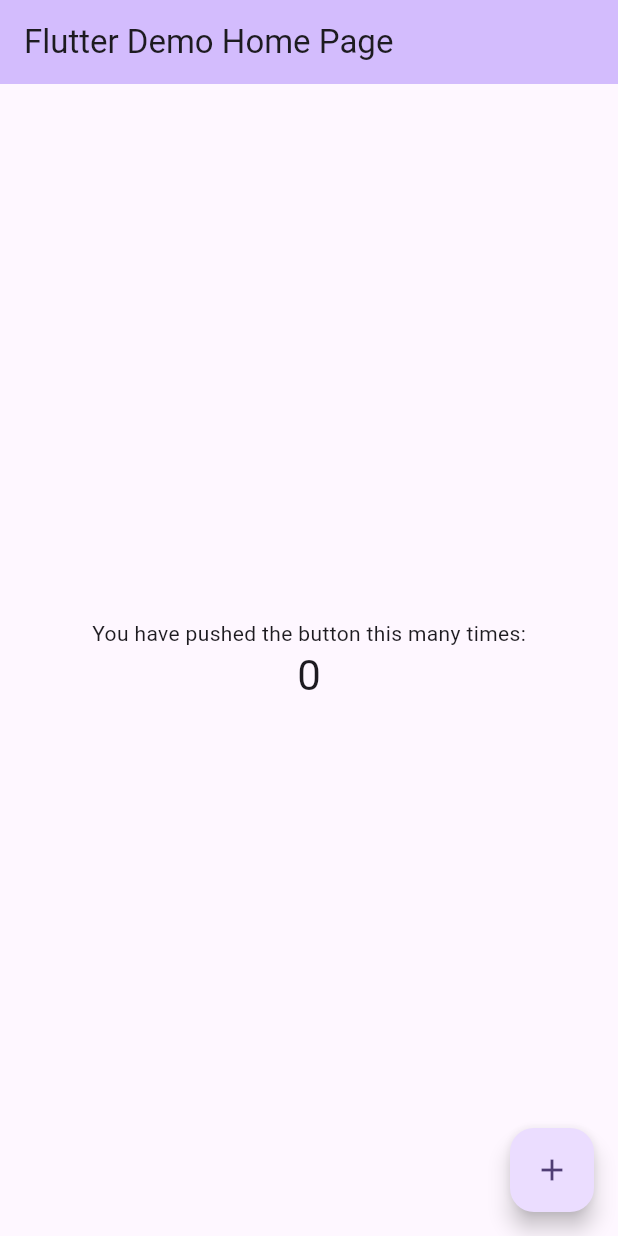
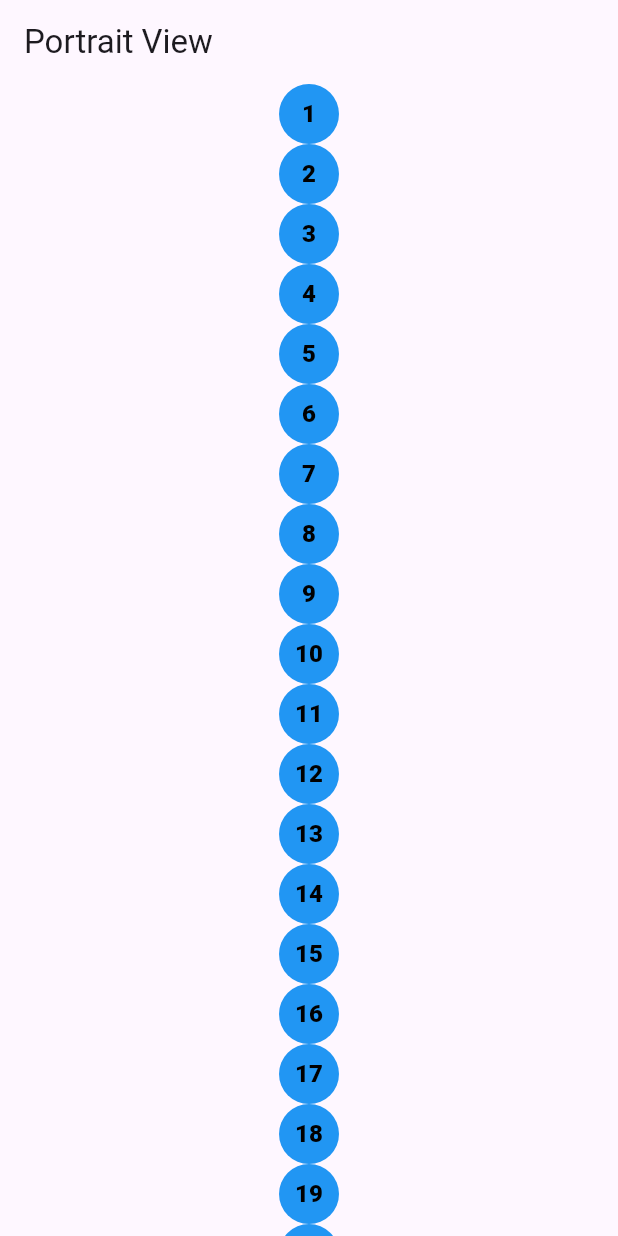
Before and after one commit to samaha-rizvi-4578/SoftwareForMobileDeviceSpring25, a Flutter app: the screen it shows after launch, on a phone screen of 412 x 824 dp. Run offline on Flutter 3.47's test engine with Material 3 defaults, Android fonts, the light colour scheme and no system bars.

Commit message:
implement responsive design with separate landscape and portrait views

```diff
--- a/Lab3/responsivenessTask/responsive_design/lib/main.dart
+++ b/Lab3/responsivenessTask/responsive_design/lib/main.dart
@@ -7,119 +7,100 @@
 class MyApp extends StatelessWidget {
   const MyApp({super.key});
 
-  // This widget is the root of your application.
   @override
   Widget build(BuildContext context) {
     return MaterialApp(
       title: 'Flutter Demo',
       theme: ThemeData(
-        // This is the theme of your application.
-        //
-        // TRY THIS: Try running your application with "flutter run". You'll see
-        // the application has a purple toolbar. Then, without quitting the app,
-        // try changing the seedColor in the colorScheme below to Colors.green
-        // and then invoke "hot reload" (save your changes or press the "hot
-        // reload" button in a Flutter-supported IDE, or press "r" if you used
-        // the command line to start the app).
-        //
-        // Notice that the counter didn't reset back to zero; the application
-        // state is not lost during the reload. To reset the state, use hot
-        // restart instead.
-        //
-        // This works for code too, not just values: Most code changes can be
-        // tested with just a hot reload.
         colorScheme: ColorScheme.fromSeed(seedColor: Colors.deepPurple),
         useMaterial3: true,
       ),
-      home: const MyHomePage(title: 'Flutter Demo Home Page'),
+      home: const ResponsiveViewPage(),
     );
   }
 }
 
-class MyHomePage extends StatefulWidget {
-  const MyHomePage({super.key, required this.title});
-
-  // This widget is the home page of your application. It is stateful, meaning
-  // that it has a State object (defined below) that contains fields that affect
-  // how it looks.
-
-  // This class is the configuration for the state. It holds the values (in this
-  // case the title) provided by the parent (in this case the App widget) and
-  // used by the build method of the State. Fields in a Widget subclass are
-  // always marked "final".
-
-  final String title;
-
-  @override
-  State<MyHomePage> createState() => _MyHomePageState();
-}
-
-class _MyHomePageState extends State<MyHomePage> {
-  int _counter = 0;
-
-  void _incrementCounter() {
-    setState(() {
-      // This call to setState tells the Flutter framework that something has
-      // changed in this State, which causes it to rerun the build method below
-      // so that the display can reflect the updated values. If we changed
-      // _counter without calling setState(), then the build method would not be
-      // called again, and so nothing would appear to happen.
-      _counter++;
-    });
-  }
+class ResponsiveViewPage extends StatelessWidget {
+  const ResponsiveViewPage({super.key});
 
   @override
   Widget build(BuildContext context) {
-    // This method is rerun every time setState is called, for instance as done
-    // by the _incrementCounter method above.
-    //
-    // The Flutter framework has been optimized to make rerunning build methods
-    // fast, so that you can just rebuild anything that needs updating rather
-    // than having to individually change instances of widgets.
+    double screenWidth = MediaQuery.of(context).size.width;
+    double screenHeight = MediaQuery.of(context).size.height;
+    return screenWidth > screenHeight ? LandscapeWidget() : PortraitWidget();
+  }
+}
+
+class NumberItem extends StatelessWidget {
+  final int number;
+  const NumberItem({required this.number, super.key});
+
+  @override
+  Widget build(BuildContext context) {
+    return CircleAvatar(
+      backgroundColor: Colors.blue,
+      child: Text(
+        number.toString(),
+        style: const TextStyle(color: Colors.black, fontWeight: FontWeight.w900),
+      ),
+    );
+  }
+}
+
+class LandscapeWidget extends StatelessWidget {
+  LandscapeWidget({super.key});
+
+  final List<int> list1 = [1, 2, 3, 4, 5, 6, 7, 8, 9, 10];
+  final List<int> list2 = [11, 12, 13, 14, 15, 16, 17, 18, 19, 20];
+
+  @override
+  Widget build(BuildContext context) {
     return Scaffold(
-      appBar: AppBar(
-        // TRY THIS: Try changing the color here to a specific color (to
-        // Colors.amber, perhaps?) and trigger a hot reload to see the AppBar
-        // change color while the other colors stay the same.
-        backgroundColor: Theme.of(context).colorScheme.inversePrimary,
-        // Here we take the value from the MyHomePage object that was created by
-        // the App.build method, and use it to set our appbar title.
-        title: Text(widget.title),
+      appBar: AppBar(title: const Text('Landscape View')),
+      body: Row(
+        mainAxisAlignment: MainAxisAlignment.center,
+        children: [
+          Expanded(
+            child: Column(
+              mainAxisAlignment: MainAxisAlignment.center,
+              children: _buildList(list1),
             ),
-      body: Center(
-        // Center is a layout widget. It takes a single child and positions it
-        // in the middle of the parent.
+          ),
+          Expanded(
             child: Column(
-          // Column is also a layout widget. It takes a list of children and
-          // arranges them vertically. By default, it sizes itself to fit its
-          // children horizontally, and tries to be as tall as its parent.
-          //
-          // Column has various properties to control how it sizes itself and
-          // how it positions its children. Here we use mainAxisAlignment to
-          // center the children vertically; the main axis here is the vertical
-          // axis because Columns are vertical (the cross axis would be
-          // horizontal).
-          //
-          // TRY THIS: Invoke "debug painting" (choose the "Toggle Debug Paint"
-          // action in the IDE, or press "p" in the console), to see the
-          // wireframe for each widget.
               mainAxisAlignment: MainAxisAlignment.center,
-          children: <Widget>[
-            const Text(
-              'You have pushed the button this many times:',
+              children: _buildList(list2),
             ),
-            Text(
-              '$_counter',
-              style: Theme.of(context).textTheme.headlineMedium,
           ),
         ],
       ),
-      ),
-      floatingActionButton: FloatingActionButton(
-        onPressed: _incrementCounter,
-        tooltip: 'Increment',
-        child: const Icon(Icons.add),
-      ), // This trailing comma makes auto-formatting nicer for build methods.
     );
   }
+
+  List<Widget> _buildList(List<int> list) {
+    return list.map((item) => NumberItem(number: item)).toList();
   }
+}
+
+class PortraitWidget extends StatelessWidget {
+  PortraitWidget({super.key});
+
+  final List<int> list = [1, 2, 3, 4, 5, 6, 7, 8, 9, 10, 11, 12, 13, 14, 15, 16, 17, 18, 19, 20];
+
+  @override
+  Widget build(BuildContext context) {
+    return Scaffold(
+      appBar: AppBar(title: const Text('Portrait View')),
+      body: Center(
+        child: Column(
+          mainAxisAlignment: MainAxisAlignment.center,
+          children: _buildList(),
+        ),
+      ),
+    );
+  }
+
+  List<Widget> _buildList() {
+    return list.map((item) => NumberItem(number: item)).toList();
+  }
+}
```
Lines whose indentation alone changed are shown as unchanged.
